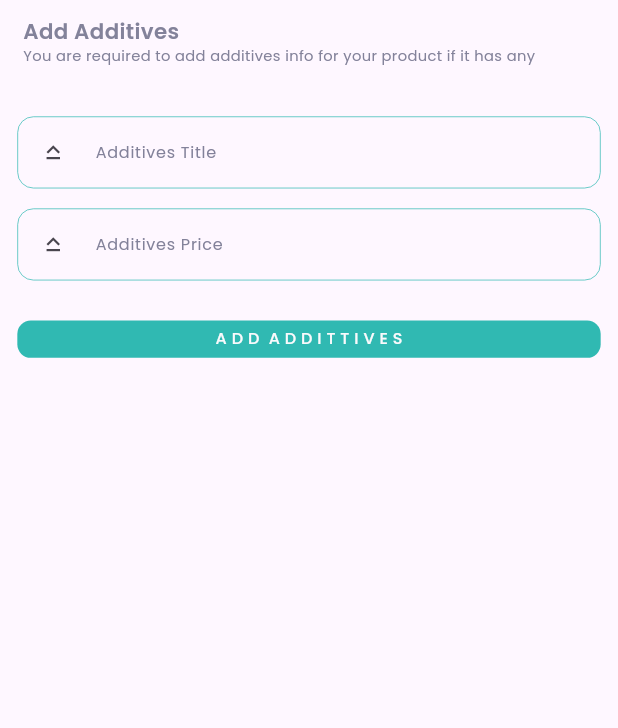
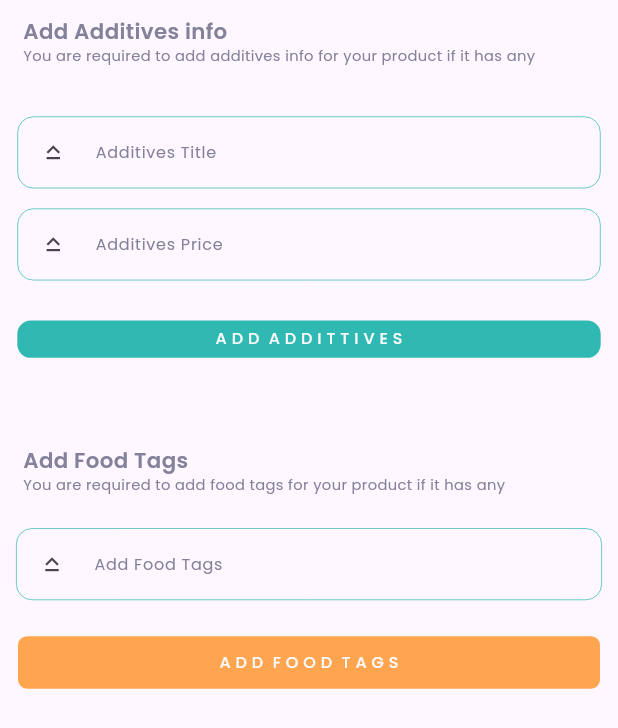
Before and after one commit to ainaelyani/restaurant, a Flutter app: the AdditivesInfo widget shown alone on an empty page, opened directly with empty values, on a phone screen of 412 x 824 dp. Shown: the top 728 px of the screen. Run offline on Flutter 3.47's test engine with Material 3 defaults, Android fonts, the phone set to English and light mode, and no system bars; our stand-ins replace firebase_core, firebase_storage, flutter_hooks, flutter_screenutil, flutter_svg, get and 3 more; accounts and stored records are empty; network calls fail; project files that could hold a hidden picture were left out.

Commit message:
part2 36:40

```diff
--- a/lib/controllers/food_controller.dart
+++ b/lib/controllers/food_controller.dart
@@ -33,6 +33,13 @@ class FoodController extends GetxController{
 
   RxList<Additive> get additiveList => _additiveList;
 
+  get tags => null;
+
+  set setTags(String setTags) {
+    _types.add(setTags);
+
+  }
+
   set addAdditive(Additive newValue){
     _additiveList.add(newValue);
   }
--- a/lib/views/add_foods/add_foods.dart
+++ b/lib/views/add_foods/add_foods.dart
@@ -24,6 +24,7 @@ class _AddFoodsState extends State<AddFoods> {
   final TextEditingController types = TextEditingController();
   final TextEditingController additivePrice = TextEditingController();
   final TextEditingController additiveTitle = TextEditingController();
+  final TextEditingController foodTags = TextEditingController();
 
   @override
   void dispose(){
@@ -107,6 +108,7 @@ class _AddFoodsState extends State<AddFoods> {
                   AdditivesInfo(
                     additivePrice: additivePrice,
                     additiveTitle: additiveTitle,
+                    foodTags: foodTags,
                   ),
                 ],
               ),
--- a/lib/views/add_foods/widgets/additives_info.dart
+++ b/lib/views/add_foods/widgets/additives_info.dart
@@ -11,10 +11,11 @@ import '../../../common/reusable_text.dart';
 import '../../../constants/constants.dart';
 
 class AdditivesInfo extends StatelessWidget {
-  const AdditivesInfo({super.key, required this.additivePrice, required this.additiveTitle});
+  const AdditivesInfo({super.key, required this.additivePrice, required this.additiveTitle, required this.foodTags});
 
   final TextEditingController additivePrice;
   final TextEditingController additiveTitle;
+  final TextEditingController foodTags;
 
   @override
   Widget build(BuildContext context) {
@@ -29,7 +30,7 @@ class AdditivesInfo extends StatelessWidget {
               crossAxisAlignment: CrossAxisAlignment.start,
               children: [
                 ReusableText(
-                    text: "Add Additives",
+                    text: "Add Additives info",
                     style: appStyle(16, kGray, FontWeight.w600)),
 
                 ReusableText(
@@ -39,7 +40,7 @@ class AdditivesInfo extends StatelessWidget {
             ),
           ),
           SizedBox(
-            height: hieght*0.8,
+            height: hieght*0.28,
 
             child: Padding(
               padding: EdgeInsets.symmetric(horizontal: 12.w),
@@ -100,8 +101,6 @@ class AdditivesInfo extends StatelessWidget {
                     height: 15.h,
                   ),
 
-
-
                   CustomButton(
                     text: "A D D  A D D I T T I V E S",
                     btnWidth: width,
@@ -129,6 +128,70 @@ class AdditivesInfo extends StatelessWidget {
               ),
             ),
           ),
+          Padding(
+            padding: EdgeInsets.only(left: 16.w, top: 12.h, bottom: 12.h),
+            child: Column(
+              crossAxisAlignment: CrossAxisAlignment.start,
+              children: [
+                ReusableText(
+                    text: "Add Food Tags",
+                    style: appStyle(16, kGray, FontWeight.w600)),
+
+                ReusableText(
+                    text: "You are required to add food tags for your product if it has any",
+                    style: appStyle(11, kGray, FontWeight.normal)),
+              ],
+            ),
+          ),
+          Padding(
+            padding: EdgeInsets.all(12.h),
+            child: Column(
+              children: [
+                CustomTextfield(
+                    controller: foodTags,
+                    hintText: "Add Food Tags",
+                    prefixIcon: const Icon(Icons.keyboard_capslock)),
+              ],
+            ),
+          ),
+
+          Padding(
+            padding: EdgeInsets.symmetric(horizontal: 12.w),
+            child: Obx(()=>controller.types.isNotEmpty? Row(   //tags ?
+              children:
+              List.generate(controller.types.length, (i){
+                return Container(
+                  margin: EdgeInsets.only(right: 5.w),
+                  decoration: BoxDecoration(
+                      color: kPrimary,
+                      borderRadius: BorderRadius.circular(8.r)
+                  ),
+                  child: Center(
+                    child: Padding(padding: EdgeInsets.symmetric(horizontal: 5.h),
+                      child: ReusableText(text: controller.types[i], style: appStyle(9, kLightWhite, FontWeight.normal)),
+                    ),
+                  ),
+                );
+              }),
+            ): const SizedBox.shrink(),
+            ),
+          ),
+          SizedBox(
+            height: 15.h,
+          ),
+          Padding(
+            padding: const EdgeInsets.symmetric(horizontal: 12.0),
+            child: CustomButton(
+              text: "A D D  F O O D  T A G S",
+              btnRadius: 6,
+              btnHeight: 35,
+              btnColor: kSecondary,
+              onTap: (){
+                controller.setTags= foodTags.text;
+                foodTags.text='';
+              } ,
+            ),
+          )
         ],
       ),
     );
```
